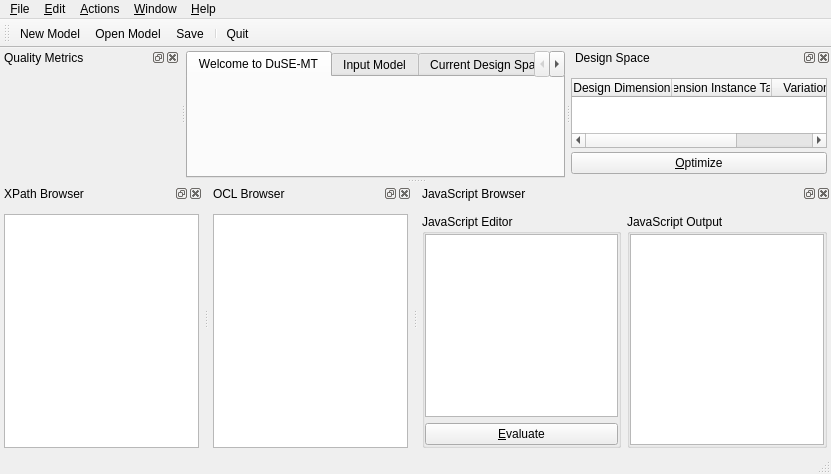
First picture: the form in examples/uml/duse-mt/src/app/mainwindow.ui, repository qt/qtmodeling, before the edit.
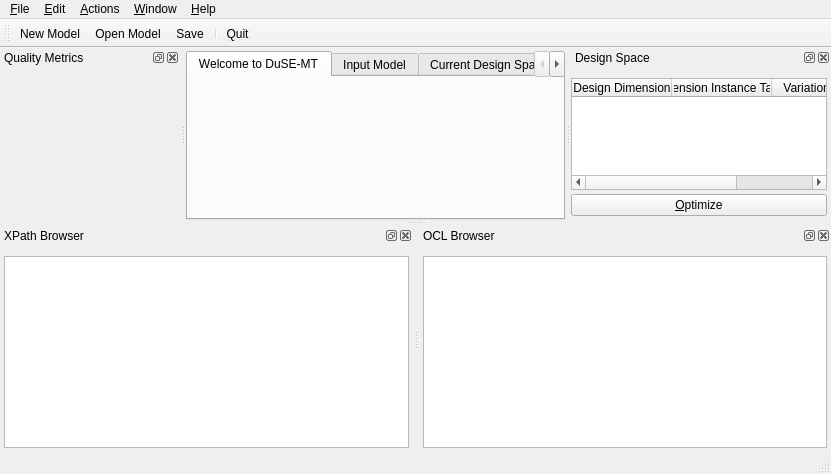
Second picture: the form after the edit. Icons and pictures are not drawn.

Commit message: Initial port of DuSE-MT's java script console from core to plugin

Diff of the .ui file:
```diff
--- a/examples/uml/duse-mt/src/app/mainwindow.ui
+++ b/examples/uml/duse-mt/src/app/mainwindow.ui
@@ -245,93 +245,6 @@
     </layout>
    </widget>
   </widget>
-  <widget class="QDockWidget" name="dckJavaScript">
-   <property name="windowTitle">
-    <string>JavaScript Browser</string>
-   </property>
-   <attribute name="dockWidgetArea">
-    <number>8</number>
-   </attribute>
-   <widget class="QWidget" name="dockWidgetContents_4">
-    <layout class="QGridLayout" name="gridLayout_7">
-     <property name="leftMargin">
-      <number>4</number>
-     </property>
-     <property name="rightMargin">
-      <number>4</number>
-     </property>
-     <property name="bottomMargin">
-      <number>4</number>
-     </property>
-     <item row="0" column="0">
-      <layout class="QHBoxLayout" name="horizontalLayout">
-       <item>
-        <widget class="QGroupBox" name="groupBox">
-         <property name="title">
-          <string>JavaScript Editor</string>
-         </property>
-         <layout class="QGridLayout" name="gridLayout_8">
-          <property name="leftMargin">
-           <number>0</number>
-          </property>
-          <property name="topMargin">
-           <number>0</number>
-          </property>
-          <property name="rightMargin">
-           <number>0</number>
-          </property>
-          <property name="bottomMargin">
-           <number>0</number>
-          </property>
-          <item row="1" column="0">
-           <widget class="QPushButton" name="psbJSEvaluate">
-            <property name="text">
-             <string>&amp;Evaluate</string>
-            </property>
-           </widget>
-          </item>
-          <item row="0" column="0">
-           <widget class="QTextEdit" name="txeJavaScript"/>
-          </item>
-         </layout>
-        </widget>
-       </item>
-       <item>
-        <widget class="QGroupBox" name="groupBox_2">
-         <property name="title">
-          <string>JavaScript Output</string>
-         </property>
-         <layout class="QGridLayout" name="gridLayout_9">
-          <property name="leftMargin">
-           <number>0</number>
-          </property>
-          <property name="topMargin">
-           <number>0</number>
-          </property>
-          <property name="rightMargin">
-           <number>0</number>
-          </property>
-          <property name="bottomMargin">
-           <number>0</number>
-          </property>
-          <item row="0" column="0">
-           <widget class="QTextEdit" name="txeJavaScriptEvaluation">
-            <property name="enabled">
-             <bool>true</bool>
-            </property>
-            <property name="readOnly">
-             <bool>true</bool>
-            </property>
-           </widget>
-          </item>
-         </layout>
-        </widget>
-       </item>
-      </layout>
-     </item>
-    </layout>
-   </widget>
-  </widget>
   <widget class="QDockWidget" name="dckMetrics">
    <property name="minimumSize">
     <size>
```
The commit also changes 9 other files.
